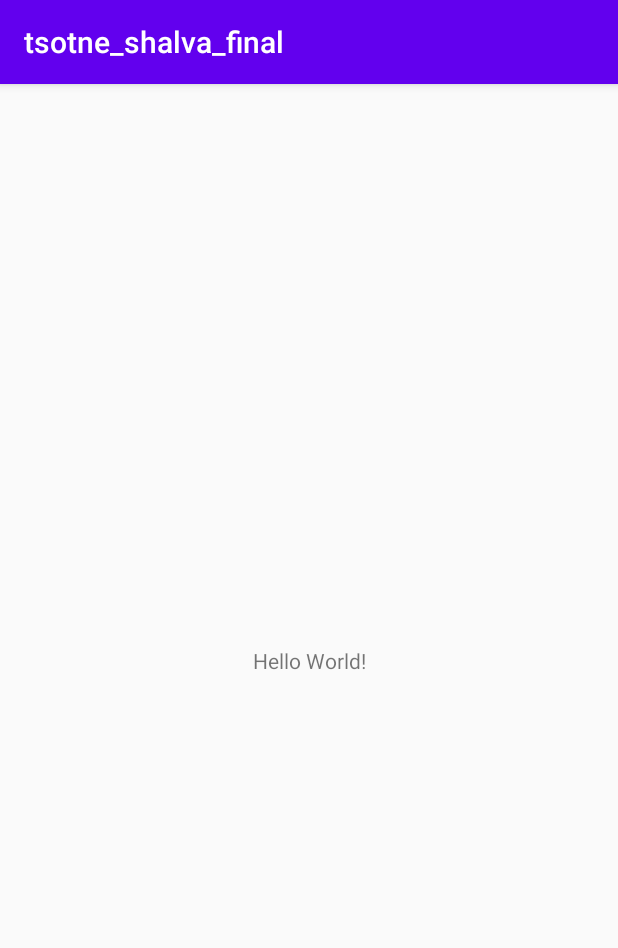
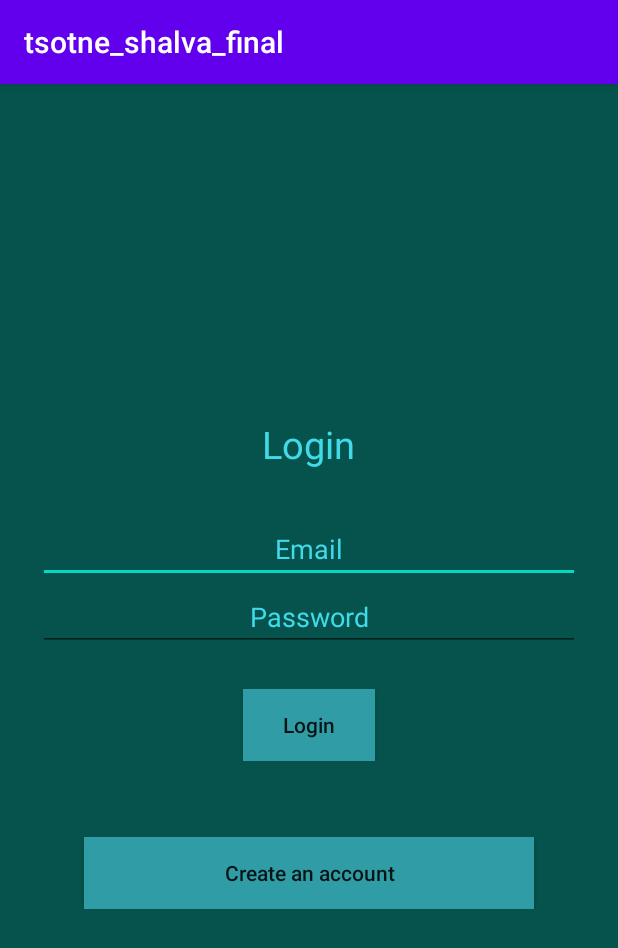
Before and after one commit to tsotne-mazmishvili/android_final, an Android app: the screen it shows after launch (MainActivity), on a phone screen of 412 x 824 dp. Shown: the top 948 px of the screen. Run offline under Robolectric (Android 15) with nearby library versions, the phone set to English and light mode, and no system bars; our stand-ins replace Firebase (no records; nobody signed in at launch, a user with empty details on screens opened directly).

Commit message:
add login functionality

```diff
--- a/app/build.gradle
+++ b/app/build.gradle
@@ -34,4 +34,5 @@ dependencies {
     testImplementation 'junit:junit:4.12'
     androidTestImplementation 'androidx.test.ext:junit:1.1.1'
     androidTestImplementation 'androidx.test.espresso:espresso-core:3.2.0'
+    implementation 'com.google.firebase:firebase-auth-ktx:19.3.1'
 }
--- a/app/src/main/java/com/example/tsotne_shalva_final/MainActivity.kt
+++ b/app/src/main/java/com/example/tsotne_shalva_final/MainActivity.kt
@@ -1,12 +1,78 @@
 package com.example.tsotne_shalva_final
 
+import android.content.Intent
 import androidx.appcompat.app.AppCompatActivity
 import android.os.Bundle
+import android.util.Patterns
+import android.widget.Toast
+import com.google.firebase.auth.FirebaseAuth
+import com.google.firebase.auth.FirebaseUser
+import kotlinx.android.synthetic.main.activity_main.*
 
 class MainActivity : AppCompatActivity() {
+    private lateinit var auth: FirebaseAuth
 
     override fun onCreate(savedInstanceState: Bundle?) {
         super.onCreate(savedInstanceState)
         setContentView(R.layout.activity_main)
+        auth = FirebaseAuth.getInstance()
+
+        signUpButton.setOnClickListener {
+            val intent = Intent(this, SignUpActivity::class.java)
+            startActivity(intent)
+            finish()
+        }
+
+        loginButton.setOnClickListener {
+            doLogin()
+        }
+    }
+
+    private fun doLogin() {
+        if(userNameEditText.text.toString().isEmpty()){
+            userNameEditText.error = "Enter username"
+            return
+        }
+
+        if(!Patterns.EMAIL_ADDRESS.matcher(userNameEditText.text.toString()).matches()){
+            userNameEditText.error = "Enter valid email"
+            userNameEditText.requestFocus()
+            return
+        }
+
+        if(passwordEditText.text.toString().isEmpty()){
+            passwordEditText.error = "Enter password"
+            passwordEditText.requestFocus()
+            return
+        }
+        auth.signInWithEmailAndPassword(userNameEditText.text.toString(), passwordEditText.text.toString())
+            .addOnCompleteListener(this) { task ->
+                if (task.isSuccessful) {
+                    val user = auth.currentUser
+                    updateUI(user)
+                } else {
+                    updateUI(null)
+                }
+            }
+    }
+
+    public override fun onStart() {
+        super.onStart()
+        val currentUser = auth.currentUser
+        updateUI(currentUser)
+    }
+
+    private fun updateUI(currentUser : FirebaseUser?){
+
+        if(currentUser != null){
+            val intent = Intent(this, WeatherActivity::class.java)
+            startActivity(intent)
+            finish()
+        }else{
+            Toast.makeText(
+                baseContext, "Authentication failed.",
+                Toast.LENGTH_SHORT
+            ).show()
+        }
     }
 }
--- a/app/src/main/res/layout/activity_main.xml
+++ b/app/src/main/res/layout/activity_main.xml
@@ -6,13 +6,74 @@
     android:layout_height="match_parent"
     tools:context=".MainActivity">
 
-    <TextView
-        android:layout_width="wrap_content"
-        android:layout_height="wrap_content"
-        android:text="Hello World!"
-        app:layout_constraintBottom_toBottomOf="parent"
-        app:layout_constraintLeft_toLeftOf="parent"
-        app:layout_constraintRight_toRightOf="parent"
-        app:layout_constraintTop_toTopOf="parent" />
+    <LinearLayout
+        android:layout_width="match_parent"
+        android:layout_height="match_parent"
+        android:background="#05534C"
+        android:gravity="center"
+        android:orientation="vertical"
+        android:padding="25dp">
+
+        <TextView
+            android:layout_width="wrap_content"
+            android:layout_height="wrap_content"
+            android:padding="30dp"
+            android:text="Login"
+            android:textColor="#40DAE8"
+            android:textSize="25dp" />
+
+        <EditText
+            android:id="@+id/userNameEditText"
+            android:layout_width="match_parent"
+            android:layout_height="wrap_content"
+            android:hint="Email"
+            android:textAlignment="center"
+            android:textColor="#6bfff7"
+            android:textColorHint="#40DAE8" />
+
+        <EditText
+            android:id="@+id/passwordEditText"
+            android:layout_width="match_parent"
+            android:layout_height="wrap_content"
+            android:hint="Password"
+            android:inputType="textPassword"
+            android:textAlignment="center"
+            android:textColor="#6bfff7"
+            android:textColorHint="#40DAE8" />
+
+        <LinearLayout
+            android:layout_width="match_parent"
+            android:layout_height="wrap_content"
+            android:gravity="center"
+            android:orientation="horizontal"
+            android:padding="25dp">
+
+            <Button
+                android:id="@+id/loginButton"
+                android:layout_width="wrap_content"
+                android:layout_height="wrap_content"
+                android:background="#309DA6"
+                android:text="Login"
+                android:textAllCaps="false" />
+        </LinearLayout>
+
+        <LinearLayout
+            android:layout_width="match_parent"
+            android:layout_height="wrap_content"
+            android:gravity="center"
+            android:orientation="vertical"
+            android:padding="25dp">
+
+            <Button
+                android:id="@+id/signUpButton"
+                android:layout_width="300dp"
+                android:layout_height="wrap_content"
+                android:background="#309DA6"
+                android:text="Create an account"
+                android:textAllCaps="false"
+                tools:ignore="MissingConstraints" />
+        </LinearLayout>
+    </LinearLayout>
+
 
 </androidx.constraintlayout.widget.ConstraintLayout>
```
